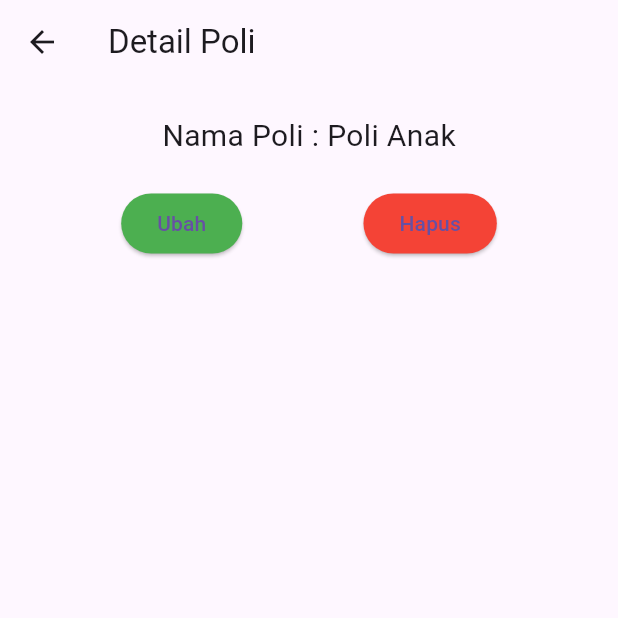
After one commit to rifqyhafidz/flutter_application, a Flutter app: the screen it shows after launch, after a tap on "Poli Anak", on a phone screen of 412 x 824 dp, the top half of it. The commit adds this screen. Run offline on Flutter 3.47's test engine with Material 3 defaults, Android fonts, the phone set to English and light mode, and no system bars.

Commit message:
add poli_detail

```diff
--- /dev/null
+++ b/lib/model/poli.dart
@@ -0,0 +1,6 @@
+class Poli {
+  String? id;
+  String? namaPoli;
+
+  Poli({this.id, required this.namaPoli});
+}
--- /dev/null
+++ b/lib/ui/poli_detail.dart
@@ -0,0 +1,51 @@
+import 'package:flutter/material.dart';
+import '../model/poli.dart';
+
+class PoliDetail extends StatefulWidget {
+  final Poli poli;
+
+  const PoliDetail({super.key, required this.poli});
+
+  @override
+  State<PoliDetail> createState() => _PoliDetailState();
+}
+
+class _PoliDetailState extends State<PoliDetail> {
+  @override
+  Widget build(BuildContext context) {
+    return Scaffold(
+      appBar: AppBar(
+        title: Text("Detail Poli"),
+      ),
+      body: Column(
+        children: [
+          SizedBox(height: 20),
+          Text(
+            "Nama Poli : ${widget.poli.namaPoli}",
+            style: TextStyle(fontSize: 20),
+          ),
+          SizedBox(height: 20),
+          Row(
+            mainAxisAlignment: MainAxisAlignment.spaceEvenly,
+            children: [
+              ElevatedButton(
+                onPressed: () {},
+                style: ElevatedButton.styleFrom(
+                  backgroundColor: Colors.green,
+                ),
+                child: const Text("Ubah"),
+              ),
+              ElevatedButton(
+                onPressed: () {},
+                style: ElevatedButton.styleFrom(
+                  backgroundColor: Colors.red,
+                ),
+                child: const Text("Hapus"),
+              ),
+            ],
+          )
+        ],
+      ),
+    );
+  }
+}
--- a/lib/ui/poli_page.dart
+++ b/lib/ui/poli_page.dart
@@ -1,4 +1,6 @@
 import 'package:flutter/material.dart';
+import '../model/poli.dart';
+import 'poli_detail.dart';
 
 class PoliPage extends StatefulWidget {
   const PoliPage({super.key});
@@ -13,11 +15,22 @@ class _PoliPageState extends State<PoliPage> {
     return Scaffold(
       appBar: AppBar(title: const Text("Data Poli")),
       body: ListView(
-        children: const [
-          Card(
-            child: ListTile(
-              title: const Text("Poli Anak"),
+        children: [
+          GestureDetector(
+            child: Card(
+              child: ListTile(
+                title: const Text("Poli Anak"),
+              ),
             ),
+            onTap: () {
+              Poli poliAnak = new Poli(namaPoli: "Poli Anak");
+              Navigator.push(
+                context,
+                MaterialPageRoute(
+                  builder: (context) => PoliDetail(poli: poliAnak),
+                ),
+              );
+            },
           ),
           Card(
             child: ListTile(
```
